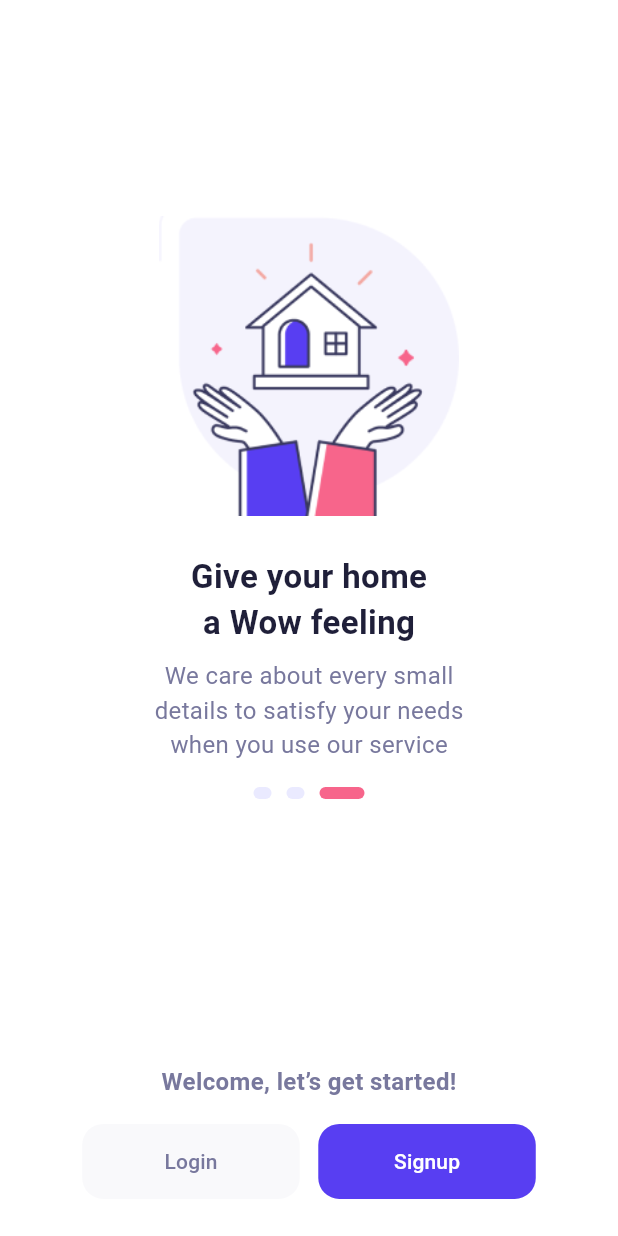
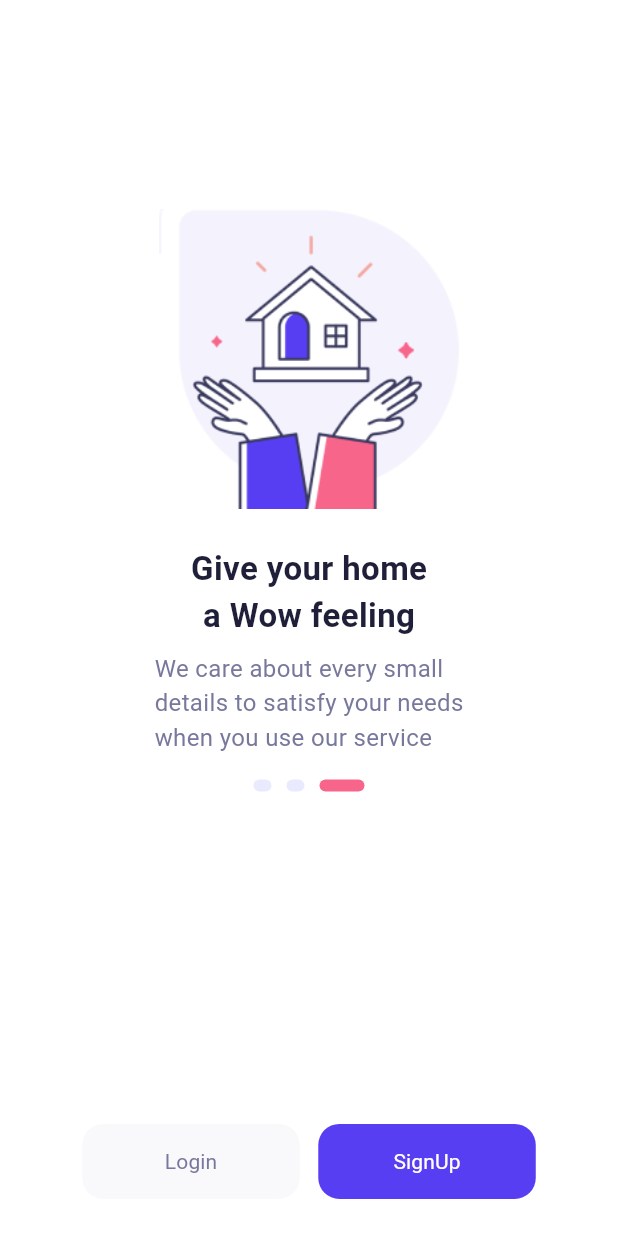
Before and after one commit to iAdam143/service_app, a Flutter app: the screen it shows after launch, after a tap on "Skip", on a phone screen of 412 x 824 dp. Run offline on Flutter 3.47's test engine with Material 2 defaults, Android fonts, the phone set to English and light mode, and no system bars; our stand-ins replace flutter_svg; Roboto replaces fonts that are missing (SFPro).

Commit message:
Updated onboarding_screen.dart with pageview

```diff
--- a/lib/utils/custom widgets/custom_buttons.dart
+++ b/lib/utils/custom widgets/custom_buttons.dart
@@ -1,5 +1,6 @@
 import 'package:flutter/material.dart';
 import 'package:service_app/utils/colors.dart';
+import 'package:service_app/utils/textstyles.dart';
 
 class CustomButton1 extends StatelessWidget {
   final VoidCallback onPressed;
@@ -7,7 +8,8 @@ class CustomButton1 extends StatelessWidget {
   final Color textColor;
   final Color buttonColor;
 
-  const CustomButton1({super.key,
+  const CustomButton1({
+    super.key,
     required this.onPressed,
     required this.text,
     this.textColor = Colors.white,
@@ -28,7 +30,7 @@ class CustomButton1 extends StatelessWidget {
       ),
       child: Text(
         text,
-        style: TextStyle(color: textColor),
+        style: paragraph_2.copyWith(color: textColor),
       ),
     );
   }
@@ -40,7 +42,8 @@ class CustomButton2 extends StatelessWidget {
   final Color textColor;
   final Color buttonColor;
 
-  const CustomButton2({super.key,
+  const CustomButton2({
+    super.key,
     required this.onPressed,
     required this.text,
     this.textColor = Colors.white,
@@ -61,7 +64,7 @@ class CustomButton2 extends StatelessWidget {
       ),
       child: Text(
         text,
-        style: TextStyle(color: textColor),
+        style: paragraph_2.copyWith(color: textColor),
       ),
     );
   }
@@ -95,12 +98,11 @@ class CustomButton3 extends StatelessWidget {
       ),
       child: Text(
         text,
-        style: TextStyle(color: textColor),
+        style: paragraph_2.copyWith(color: textColor),
       ),
     );
   }
 }
-
 
 class CustomButton4 extends StatelessWidget {
   final VoidCallback onPressed;
@@ -108,7 +110,8 @@ class CustomButton4 extends StatelessWidget {
   final Color textColor;
   final Color buttonColor;
 
-  const CustomButton4({super.key,
+  const CustomButton4({
+    super.key,
     required this.onPressed,
     required this.text,
     this.textColor = myPrimaryColor,
@@ -137,7 +140,7 @@ class CustomButton4 extends StatelessWidget {
           const SizedBox(width: 8.0),
           Text(
             text,
-            style: TextStyle(color: textColor),
+            style: paragraph_2.copyWith(color: textColor),
           ),
         ],
       ),
--- a/lib/view/Onboarding/onboarding_screen_1.dart
+++ /dev/null
@@ -1,104 +0,0 @@
-import 'package:flutter/material.dart';
-import 'package:service_app/utils/colors.dart';
-import 'package:service_app/utils/custom%20widgets/custom_buttons.dart';
-import 'package:service_app/utils/custom%20widgets/page_indicator.dart';
-import 'package:service_app/utils/textstyles.dart';
-import 'package:service_app/viewmodel/onboarding_viewmodel.dart';
-
-class OnBoardingScreen extends StatefulWidget {
-  const OnBoardingScreen({super.key});
-
-  @override
-  _OnBoardingScreenState createState() => _OnBoardingScreenState();
-}
-
-class _OnBoardingScreenState extends State<OnBoardingScreen> {
-  final OnBoardingViewModel viewModel = OnBoardingViewModel();
-
-  @override
-  Widget build(BuildContext context) {
-    return Scaffold(
-      backgroundColor: myBackgroundColor,
-      body: Center(
-        child: buildContent(context),
-      ),
-    );
-  }
-
-  Widget buildContent(BuildContext context) {
-    return Column(
-      mainAxisAlignment: MainAxisAlignment.center,
-      children: [
-        Expanded(
-          child: Column(
-            mainAxisAlignment: MainAxisAlignment.center,
-            children: [
-              buildImage(),
-              SizedBox(height: MediaQuery.sizeOf(context).height * 0.03),
-              const Text(
-                'Quick and Easy',
-                style: heading_3,
-              ),
-              const Text(
-                'Booking',
-                style: heading_3,
-              ),
-              SizedBox(height: MediaQuery.sizeOf(context).height * 0.01),
-              const Text(
-                'We offer a 3-step booking',
-                style: paragraph_1,
-              ),
-              const Text(
-                'which solves your problem',
-                style: paragraph_1,
-              ),
-              const Text(
-                'quickly and easily',
-                style: paragraph_1,
-              ),
-              SizedBox(height: MediaQuery.sizeOf(context).height * 0.02),
-              const PageIndicator(
-                currentPage: 0,
-              ),
-            ],
-          ),
-        ),
-        SizedBox(height: MediaQuery.sizeOf(context).height * 0.1),
-        buildButtons(context),
-      ],
-    );
-  }
-
-  Widget buildImage() {
-    return Image.asset(
-      'assets/images/feature 1@2x 1.png',
-      fit: BoxFit.cover,
-      height: 200,
-      width: 200,
-    );
-  }
-
-  Widget buildButtons(BuildContext context) {
-    return Padding(
-      padding: EdgeInsets.only(
-        bottom: MediaQuery.sizeOf(context).height * 0.03,
-      ),
-      child: Row(
-        mainAxisAlignment: MainAxisAlignment.center,
-        children: [
-          CustomButton1(
-            onPressed: () => viewModel.onSkipPressed(context),
-            text: 'Skip',
-            textColor: myDarkGreyColor,
-            buttonColor: mybackbuttonColor,
-          ),
-          SizedBox(width: MediaQuery.sizeOf(context).width * 0.03),
-          CustomButton1(
-            onPressed: () => viewModel.onNextPressed(context),
-            text: 'Next',
-          ),
-        ],
-      ),
-    );
-  }
-}
--- a/lib/view/Onboarding/onboarding_screen_3.dart
+++ /dev/null
@@ -1,109 +0,0 @@
-import 'package:flutter/material.dart';
-import 'package:service_app/utils/colors.dart';
-import 'package:service_app/utils/custom%20widgets/custom_buttons.dart';
-import 'package:service_app/utils/textstyles.dart';
-import 'package:service_app/viewmodel/onboarding_viewmodel.dart';
-import '../../../utils/custom widgets/page_indicator.dart';
-
-class OnBoardingScreen3 extends StatefulWidget {
-  const OnBoardingScreen3({super.key});
-
-  @override
-  _OnBoardingScreen3State createState() => _OnBoardingScreen3State();
-}
-
-class _OnBoardingScreen3State extends State<OnBoardingScreen3> {
-  final OnBoardingViewModel viewModel = OnBoardingViewModel();
-
-  @override
-  Widget build(BuildContext context) {
-    return Scaffold(
-      backgroundColor: myBackgroundColor,
-      body: Center(
-        child: buildContent(context),
-      ),
-    );
-  }
-
-  Widget buildContent(BuildContext context) {
-    return Column(
-      mainAxisAlignment: MainAxisAlignment.center,
-      children: [
-        Expanded(
-          child: Column(
-            mainAxisAlignment: MainAxisAlignment.center,
-            children: [
-              buildImage(),
-              SizedBox(height: MediaQuery.sizeOf(context).height * 0.03),
-              const Text(
-                'Give your home',
-                style: heading_3,
-              ),
-              const Text(
-                'a Wow feeling',
-                style: heading_3,
-              ),
-              SizedBox(height: MediaQuery.sizeOf(context).height * 0.01),
-              const Text(
-                'We care about every small',
-                style: paragraph_1,
-              ),
-              const Text(
-                'details to satisfy your needs',
-                style: paragraph_1,
-              ),
-              const Text(
-                'when you use our service',
-                style: paragraph_1,
-              ),
-              SizedBox(height: MediaQuery.sizeOf(context).height * 0.02),
-              const PageIndicator(
-                currentPage: 2,
-              ),
-            ],
-          ),
-        ),
-        SizedBox(height: MediaQuery.sizeOf(context).height * 0.04),
-        const Text(
-          'Welcome, let’s get started!',
-          style: heading_5,
-        ),
-        SizedBox(height: MediaQuery.sizeOf(context).height * 0.02),
-        buildButtons(context),
-      ],
-    );
-  }
-
-  Widget buildImage() {
-    return Image.asset(
-      'assets/images/feature 3@2x 1.png',
-      fit: BoxFit.cover,
-      height: 200,
-      width: 200,
-    );
-  }
-
-  Widget buildButtons(BuildContext context) {
-    return Padding(
-      padding: EdgeInsets.only(
-        bottom: MediaQuery.sizeOf(context).height * 0.03,
-      ),
-      child: Row(
-        mainAxisAlignment: MainAxisAlignment.center,
-        children: [
-          CustomButton1(
-            onPressed: () => viewModel.onLoginPressed(context),
-            text: 'Login',
-            textColor: myDarkGreyColor,
-            buttonColor: mybackbuttonColor,
-          ),
-          SizedBox(width: MediaQuery.sizeOf(context).width * 0.03),
-          CustomButton1(
-            onPressed: () => viewModel.onSignUpPressed(context),
-            text: 'Signup',
-          ),
-        ],
-      ),
-    );
-  }
-}
--- a/lib/view/ServiceDetail/service_detail_screen.dart
+++ b/lib/view/ServiceDetail/service_detail_screen.dart
@@ -35,6 +35,7 @@ class _ServiceDetailScreenState extends State<ServiceDetailScreen> {
 
   @override
   Widget build(BuildContext context) {
+
     return Scaffold(
       body: CustomScrollView(
         slivers: [
--- /dev/null
+++ b/lib/view/onboarding_screen.dart
@@ -0,0 +1,149 @@
+import 'package:flutter/material.dart';
+import 'package:service_app/utils/colors.dart';
+import 'package:service_app/utils/custom%20widgets/custom_buttons.dart';
+import 'package:service_app/utils/custom%20widgets/page_indicator.dart';
+import 'package:service_app/utils/textstyles.dart';
+import 'package:service_app/viewmodel/onboarding_viewmodel.dart';
+
+class OnBoardingScreen extends StatefulWidget {
+  const OnBoardingScreen({Key? key}) : super(key: key);
+
+  @override
+  _OnBoardingScreenState createState() => _OnBoardingScreenState();
+}
+
+class _OnBoardingScreenState extends State<OnBoardingScreen> {
+  final OnBoardingViewModel viewModel = OnBoardingViewModel();
+  final PageController _pageController = PageController();
+  int _currentPage = 0;
+
+  @override
+  void initState() {
+    super.initState();
+    _pageController.addListener(() {
+      setState(() {
+        _currentPage = _pageController.page!.round();
+      });
+    });
+  }
+
+  @override
+  void dispose() {
+    _pageController.dispose();
+    super.dispose();
+  }
+
+  @override
+  Widget build(BuildContext context) {
+    return Scaffold(
+      backgroundColor: myBackgroundColor,
+      body: Center(
+        child: buildContent(context),
+      ),
+    );
+  }
+
+  Widget buildContent(BuildContext context) {
+    return Column(
+      mainAxisAlignment: MainAxisAlignment.center,
+      children: [
+        Expanded(
+          child: PageView(
+            controller: _pageController,
+            children: [
+              buildPage(
+                  'assets/images/feature 1@2x 1.png',
+                  'Quick and Easy',
+                  'Booking',
+                  'We offer a 3-step booking\nwhich solves your problem\nquickly and easily',
+                  0),
+              buildPage(
+                  'assets/images/feature 2@2x 1.png',
+                  'Security and',
+                  'Professionalism',
+                  'All our domestic workers have\ntransparent background and\nare well-trained ',
+                  1),
+              buildPage(
+                  'assets/images/feature 3@2x 1.png',
+                  'Give your home',
+                  'a Wow feeling',
+                  'We care about every small\ndetails to satisfy your needs\nwhen you use our service',
+                  2),
+            ],
+          ),
+        ),
+        SizedBox(height: MediaQuery.of(context).size.height * 0.1),
+        buildButtons(context),
+      ],
+    );
+  }
+
+  Widget buildPage(String image, String title1, String title2,
+      String description, int currentPage) {
+    return Column(
+      mainAxisAlignment: MainAxisAlignment.center,
+      children: [
+        Image.asset(image, fit: BoxFit.cover, height: 200, width: 200),
+        SizedBox(height: MediaQuery.of(context).size.height * 0.03),
+        Text(title1, style: heading_3),
+        Text(title2, style: heading_3),
+        SizedBox(height: MediaQuery.of(context).size.height * 0.01),
+        Text(description, style: paragraph_1),
+        SizedBox(height: MediaQuery.of(context).size.height * 0.02),
+        PageIndicator(currentPage: currentPage),
+      ],
+    );
+  }
+
+  Widget buildButtons(BuildContext context) {
+    return Padding(
+      padding: EdgeInsets.only(
+        bottom: MediaQuery.of(context).size.height * 0.03,
+      ),
+      child: Row(
+        mainAxisAlignment: MainAxisAlignment.center,
+        children: [
+          if (_currentPage == 1)
+            CustomButton1(
+                onPressed: () {
+                  _pageController.previousPage(
+                      duration: const Duration(milliseconds: 300),
+                      curve: Curves.easeInOut);
+                },
+                text: 'Back',
+                textColor: myDarkGreyColor,
+                buttonColor: mybackbuttonColor)
+          else if (_currentPage == 2)
+            CustomButton1(
+                onPressed: () => viewModel.onLoginPressed(context),
+                text: 'Login',
+                textColor: myDarkGreyColor,
+                buttonColor: mybackbuttonColor)
+          else
+            CustomButton1(
+                onPressed: () => _pageController.jumpToPage(2),
+                text: 'Skip',
+                textColor: myDarkGreyColor,
+                buttonColor: mybackbuttonColor),
+          SizedBox(width: MediaQuery.of(context).size.width * 0.03),
+          if (_currentPage == 2)
+            CustomButton1(
+                onPressed: () => viewModel.onSignUpPressed(context),
+                text: 'SignUp')
+          else
+            CustomButton1(
+                onPressed: () {
+                  if (_pageController.page != null &&
+                      _pageController.page!.round() <
+                          _pageController.position.maxScrollExtent) {
+                    _pageController.nextPage(
+                        duration: const Duration(milliseconds: 300),
+                        curve: Curves.easeInOut);
+                  }
+                },
+                text: 'Next'),
+        ],
+      ),
+    );
+  }
+}
--- a/lib/view/splash_screen.dart
+++ b/lib/view/splash_screen.dart
@@ -2,7 +2,7 @@ import 'dart:async';
 import 'package:flutter/material.dart';
 import 'package:flutter_svg/flutter_svg.dart';
 import 'package:service_app/utils/textstyles.dart';
-import 'package:service_app/view/Onboarding/onboarding_screen_1.dart';
+import 'package:service_app/view/onboarding_screen.dart';
 
 import '../utils/colors.dart';
 
--- a/lib/viewmodel/onboarding_viewmodel.dart
+++ b/lib/viewmodel/onboarding_viewmodel.dart
@@ -1,43 +1,11 @@
 import 'package:flutter/material.dart';
 import 'package:service_app/view/Auth/login_screen.dart';
 import 'package:service_app/view/Auth/signup_screen.dart';
-import 'package:service_app/view/Onboarding/onboarding_screen_2.dart';
-import 'package:service_app/view/Onboarding/onboarding_screen_3.dart';
 
 class OnBoardingViewModel {
-  void onSkipPressed(BuildContext context) {
-    // Handle skip action
-    Navigator.push(
-      context,
-      MaterialPageRoute(
-        builder: (context) => const OnBoardingScreen3(),
-      ),
-    );
-  }
-
-  void onNextPressed(BuildContext context) {
-    // Handle next action
-    Navigator.push(
-      context,
-      MaterialPageRoute(
-        builder: (context) => const OnBoardingScreen2(),
-      ),
-    );
-  }
-
   void onBackPressed(BuildContext context) {
     // Handle skip action
     Navigator.pop(context);
-  }
-
-  void onNextPressed2(BuildContext context) {
-    // Handle next action
-    Navigator.push(
-      context,
-      MaterialPageRoute(
-        builder: (context) => const OnBoardingScreen3(),
-      ),
-    );
   }
 
   void onLoginPressed(BuildContext context) {
```
Also changed, not shown: lib/utils/custom widgets/app_bar_delegate.dart (+11 -6 lines), lib/utils/custom widgets/custom_text_fields.dart (+6 -1 lines), lib/view/Onboarding/onboarding_screen_2.dart (deleted, +0 -104 lines), lib/view/home_screen.dart (+47 -3 lines).
